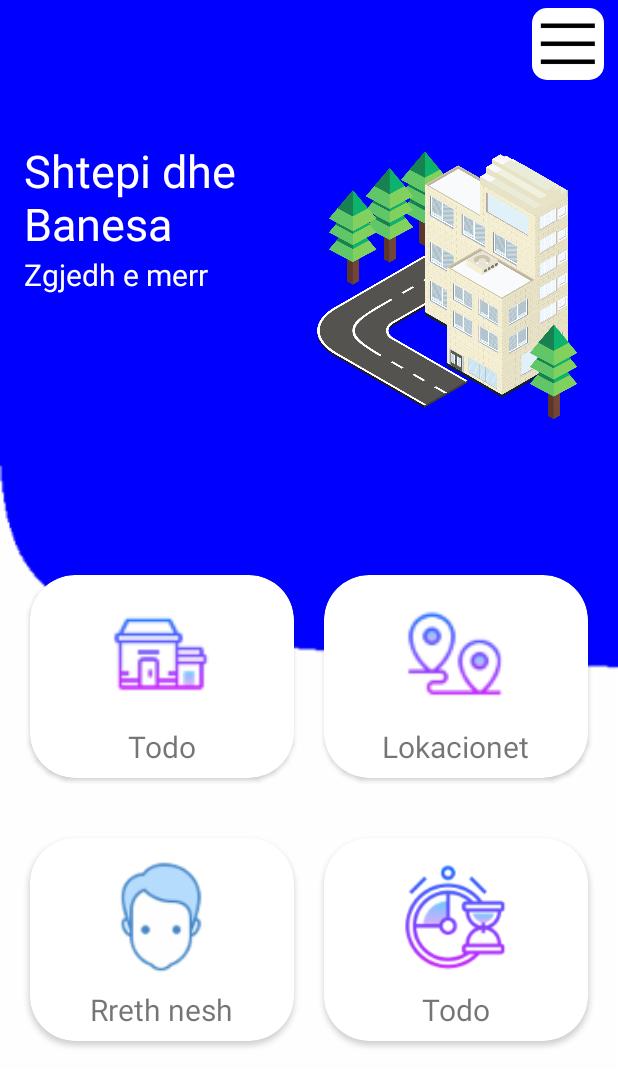
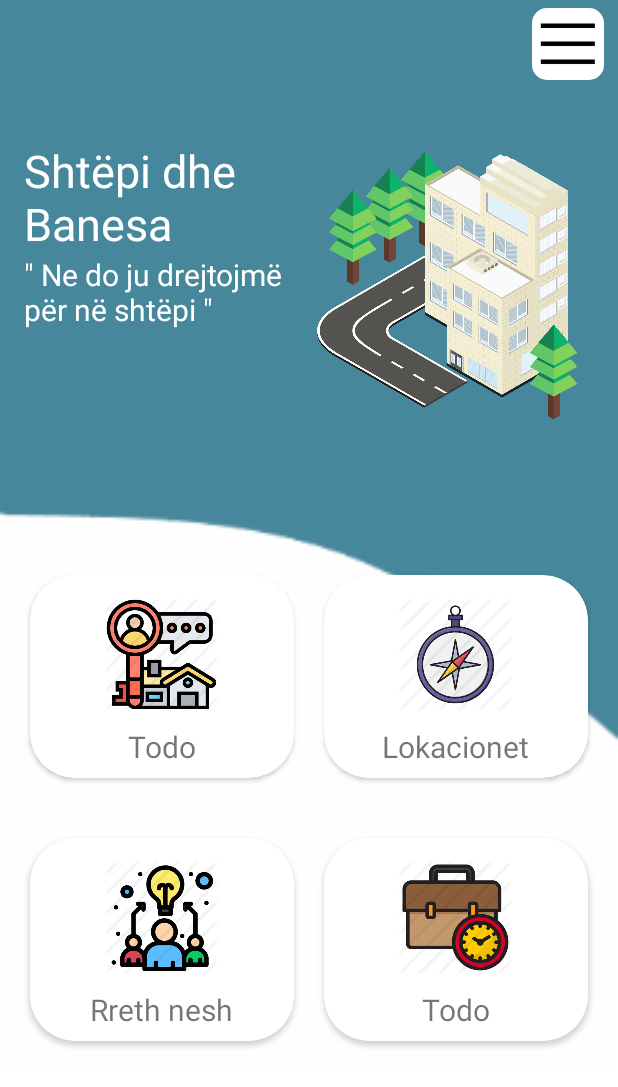
Before and after one commit to FluturaHaxhaj/MerrMeQera, an Android app: the Dashboard screen opened directly, with no data from a screen before it, on a phone screen of 412 x 824 dp. Shown: the top 1087 px of the screen. Run offline under Robolectric (Android 15) with nearby library versions, the phone set to English and light mode, and no system bars; Roboto replaces fonts that are not available here.

Commit message:
Përmisime në dashboard.

```diff
--- a/app/build.gradle
+++ b/app/build.gradle
@@ -32,6 +32,8 @@ dependencies {
     implementation 'com.google.firebase:firebase-database:19.3.0'
     implementation 'com.google.firebase:firebase-auth:19.3.1'
     implementation 'androidx.palette:palette:1.0.0'
+    implementation 'androidx.cardview:cardview:1.0.0'
+
     testImplementation 'junit:junit:4.12'
     androidTestImplementation 'androidx.test.ext:junit:1.1.1'
     androidTestImplementation 'androidx.test.espresso:espresso-core:3.2.0'
--- a/app/src/main/AndroidManifest.xml
+++ b/app/src/main/AndroidManifest.xml
@@ -9,7 +9,7 @@
         android:roundIcon="@mipmap/ic_launcher_round"
         android:supportsRtl="true"
         android:theme="@style/AppTheme">
-        <activity android:name=".Rrethnesh"> </activity>
+        <activity android:name=".Rrethnesh"></activity>
         <activity android:name=".SignUp" />
         <activity android:name=".Login" />
         <activity android:name=".Dashboard" />
@@ -19,8 +19,8 @@
 
                 <category android:name="android.intent.category.LAUNCHER" />
             </intent-filter>
+        </activity>
 
-        </activity>
         <meta-data
             android:name="preloaded_fonts"
             android:resource="@array/preloaded_fonts" />
--- a/app/src/main/java/com/fiek/ppmapp/Dashboard.java
+++ b/app/src/main/java/com/fiek/ppmapp/Dashboard.java
@@ -4,6 +4,7 @@ import androidx.appcompat.app.AppCompatActivity;
 import androidx.drawerlayout.widget.DrawerLayout;
 
 import android.os.Bundle;
+import android.view.WindowManager;
 import android.widget.Toast;
 
 import com.google.android.material.navigation.NavigationView;
@@ -17,6 +18,7 @@ public class Dashboard extends AppCompatActivity {
     @Override
     protected void onCreate(Bundle savedInstanceState) {
         super.onCreate(savedInstanceState);
+        getWindow().setFlags(WindowManager.LayoutParams.FLAG_FULLSCREEN, WindowManager.LayoutParams.FLAG_FULLSCREEN);
         setContentView(R.layout.activity_dashboard);
 
         drawerLayout = findViewById(R.id.drawer_layout);
--- a/app/src/main/res/layout/activity_dashboard.xml
+++ b/app/src/main/res/layout/activity_dashboard.xml
@@ -25,7 +25,7 @@
         <androidx.constraintlayout.widget.ConstraintLayout
             android:layout_width="match_parent"
             android:layout_height="match_parent"
-            android:background="@drawable/back2">
+            android:background="@drawable/dash">
 
             <ImageView
                 android:id="@+id/imageView2"
@@ -46,7 +46,7 @@
                 android:layout_height="wrap_content"
                 android:layout_marginStart="16dp"
                 android:layout_marginTop="40dp"
-                android:text="Shtepi dhe Banesa"
+                android:text="Shtëpi dhe Banesa"
                 android:textColor="#FFFFFF"
                 android:textSize="30sp"
                 app:fontFamily="@font/baloo"
@@ -59,7 +59,7 @@
                 android:layout_width="0dp"
                 android:layout_height="wrap_content"
                 android:layout_marginStart="16dp"
-                android:text="Zgjedh e merr"
+                android:text="&quot; Ne do ju drejtojmë për në shtëpi &quot;"
                 android:textColor="#FFFFFF"
                 android:textSize="20dp"
                 app:layout_constraintEnd_toStartOf="@+id/imageView"
@@ -116,7 +116,7 @@
                             android:layout_height="75dp"
                             android:layout_centerHorizontal="true"
                             android:layout_marginTop="15dp"
-                            app:srcCompat="@drawable/cardhome" />
+                            app:srcCompat="@drawable/foto1" />
                     </RelativeLayout>
                 </androidx.cardview.widget.CardView>
 
@@ -148,7 +148,7 @@
                             android:layout_height="75dp"
                             android:layout_centerHorizontal="true"
                             android:layout_marginTop="15dp"
-                            app:srcCompat="@drawable/pinpoint" />
+                            app:srcCompat="@drawable/foto2" />
                     </RelativeLayout>
                 </androidx.cardview.widget.CardView>
             </LinearLayout>
@@ -191,7 +191,7 @@
                             android:layout_height="75dp"
                             android:layout_centerHorizontal="true"
                             android:layout_marginTop="15dp"
-                            app:srcCompat="@drawable/cardhuman" />
+                            app:srcCompat="@drawable/foto3" />
                     </RelativeLayout>
                 </androidx.cardview.widget.CardView>
 
@@ -223,7 +223,7 @@
                             android:layout_height="75dp"
                             android:layout_centerHorizontal="true"
                             android:layout_marginTop="15dp"
-                            app:srcCompat="@drawable/cardclock" />
+                            app:srcCompat="@drawable/foto4" />
                     </RelativeLayout>
                 </androidx.cardview.widget.CardView>
             </LinearLayout>
--- a/app/src/main/res/values/strings.xml
+++ b/app/src/main/res/values/strings.xml
@@ -7,4 +7,5 @@
     <string name="favorites">FAVORITES</string>
     <string name="about">Rreth Nesh</string>
     <string name="description">MerrMeQira është një aplikacion i dedikuar për qira dhe shitblerje të patundshmërive ekskluzivisht në Prishtinë. </string>
+    <string name="lorem_ipsum_dolor_sit_amet_consectetur_adipiscing_elit_sed_do_eiusmod_tempor_incididunt_ut_labore_et_dolore_magna_aliqua_ut_enim_ad_minim_veniam_quis_nostrud_exercitation_ullamco_laboris_nisi_ut_aliquip_ex_ea_commodo_consequat_duis_aute_irure_dolor_in_reprehenderit_in_voluptate_velit_esse_cillum_dolore_eu_fugiat_nulla_pariatur_excepteur_sint_occaecat_cupidatat_non_proident_sunt_in_culpa_qui_officia_deserunt_mollit_anim_id_est_laborum">Lorem ipsum dolor sit amet, consectetur adipiscing elit, sed do eiusmod tempor incididunt ut labore et dolore magna aliqua. Ut enim ad minim veniam, quis nostrud exercitation ullamco laboris nisi ut aliquip ex ea commodo consequat. Duis aute irure dolor in reprehenderit in voluptate velit esse cillum dolore eu fugiat nulla pariatur. Excepteur sint occaecat cupidatat non proident, sunt in culpa qui officia deserunt mollit anim id est laborum.</string>
 </resources>
```
